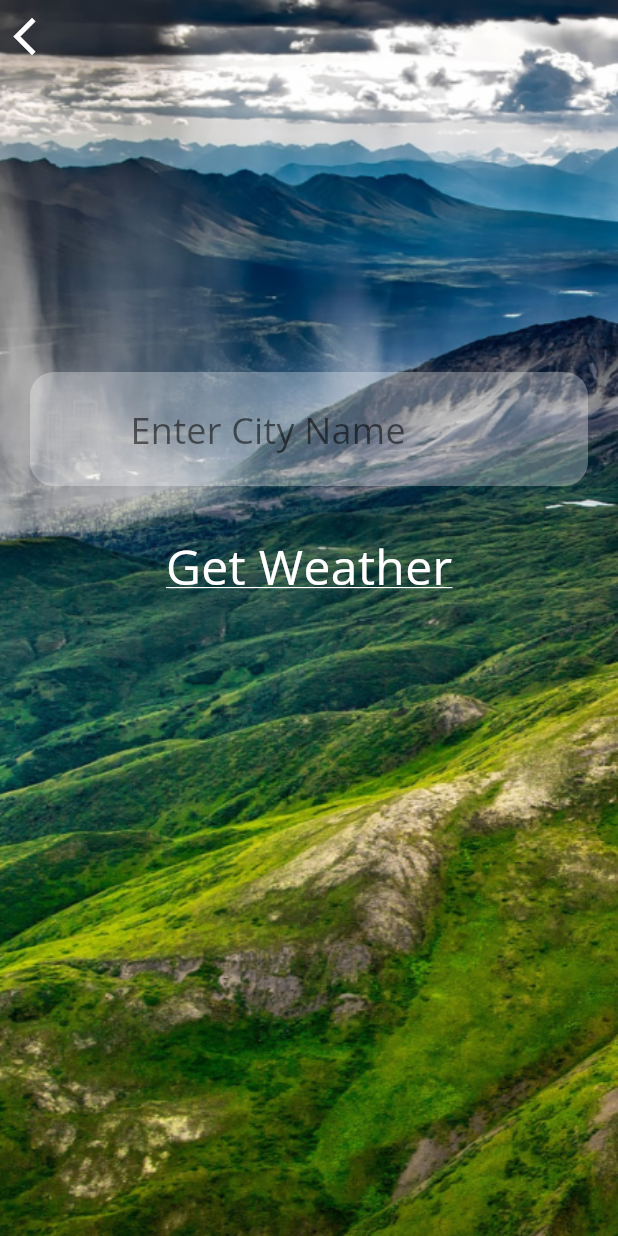
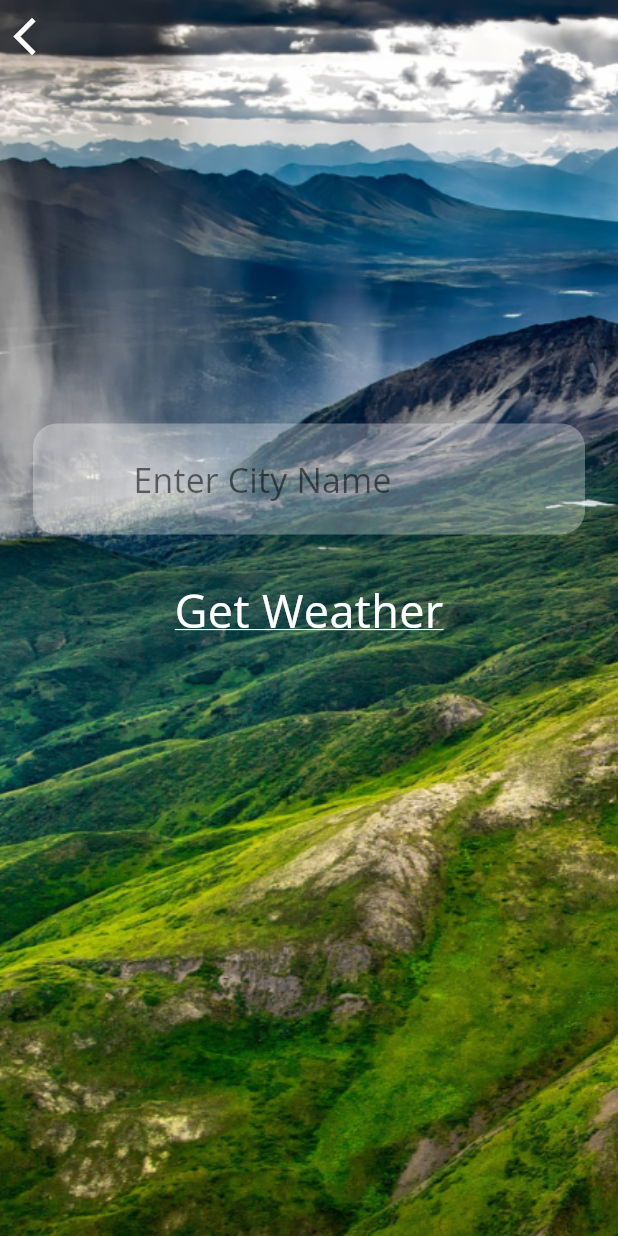
Before and after one commit to AlinaMatsyash/weather_good, a Flutter app: the CityScreen screen opened directly, on a phone screen of 412 x 824 dp. Run offline on Flutter 3.47's test engine with Material 2 defaults, Android fonts, the phone set to English and light mode, and no system bars; our stand-ins replace flutter_screenutil, flutter_spinkit, geolocator, get_storage, google_fonts, google_mobile_ads and 1 more; accounts and stored records are empty; network calls fail.

Commit message:
add marker 2.0

```diff
--- a/lib/banner_inline_page.dart
+++ b/lib/banner_inline_page.dart
@@ -10,13 +10,10 @@ class BannerInlinePage extends StatefulWidget {
 }
 
 class _BannerInlinePageState extends State<BannerInlinePage> {
-  // TODO: Add _kAdIndex
   static final _kAdIndex = 4;
 
-  // TODO: Add a banner ad instance
   BannerAd? _ad;
 
-  // TODO: Add _getDestinationItemIndex()
   int _getDestinationItemIndex(int rawIndex) {
     if (rawIndex >= _kAdIndex && _ad != null) {
       return rawIndex - 1;
@@ -27,7 +24,6 @@ class _BannerInlinePageState extends State<BannerInlinePage> {
   @override
   void initState() {
     super.initState();
-    // TODO: Load a banner ad
     BannerAd(
       adUnitId: AdHelper.bannerAdUnitId,
       size: AdSize.banner,
@@ -50,7 +46,6 @@ class _BannerInlinePageState extends State<BannerInlinePage> {
   @override
   void dispose() {
     _ad?.dispose();
-    // TODO: implement dispose
     super.dispose();
   }
 
--- a/lib/fetch/weather.dart
+++ b/lib/fetch/weather.dart
@@ -6,7 +6,7 @@ import 'package:weather_good/model/weather.dart';
 import 'package:http/http.dart' as http;
 
 String api = 'http://api.weatherapi.com/v1/forecast.json';
-String key = '';
+String key = 'bc5c8117d9064d9ab25135502232301';
 
 class WeatherModel {
   Future<dynamic> getCityWeather(String cityName) async {
--- a/lib/screens/city_screen.dart
+++ b/lib/screens/city_screen.dart
@@ -1,4 +1,5 @@
 import 'package:flutter/material.dart';
+import 'package:flutter_screenutil/flutter_screenutil.dart';
 import 'package:provider/provider.dart';
 import 'package:weather_good/controllers/change_theme.dart';
 
@@ -43,11 +44,11 @@ class _CityScreenState extends State<CityScreen> {
                   ),
                 ),
               ),
-              const SizedBox(
-                height: 200,
+              SizedBox(
+                height: 250.h,
               ),
               Padding(
-                padding: const EdgeInsets.symmetric(horizontal: 20),
+                padding: EdgeInsets.symmetric(horizontal: 20.w),
                 child: Container(
                   decoration: BoxDecoration(
                       color: themeProvider.isDarkMode
@@ -56,7 +57,7 @@ class _CityScreenState extends State<CityScreen> {
                       borderRadius: BorderRadius.circular(16.0)),
                   padding: const EdgeInsets.all(8.0),
                   child: TextField(
-                    style: const TextStyle(color: Colors.white, fontSize: 24),
+                    style: TextStyle(color: Colors.white, fontSize: 24.sp),
                     decoration: InputDecoration(
                       icon: Image.asset('assets/images/city.png'),
                       hintText: 'Enter City Name',
@@ -71,17 +72,17 @@ class _CityScreenState extends State<CityScreen> {
                   ),
                 ),
               ),
-              const SizedBox(
-                height: 30,
+              SizedBox(
+                height: 30.h,
               ),
               InkWell(
                 onTap: () {
                   Navigator.pop(context, cityName);
                 },
-                child: const Text(
+                child: Text(
                   'Get Weather',
                   style: TextStyle(
-                      fontSize: 32,
+                      fontSize: 32.sp,
                       decoration: TextDecoration.underline,
                       color: Colors.white),
                 ),
--- a/pubspec.yaml
+++ b/pubspec.yaml
@@ -17,7 +17,7 @@ publish_to: 'none' # Remove this line if you wish to publish to pub.dev
 # https://developer.apple.com/library/archive/documentation/General/Reference/InfoPlistKeyReference/Articles/CoreFoundationKeys.html
 # In Windows, build-name is used as the major, minor, and patch parts
 # of the product and file versions while build-number is used as the build suffix.
-version: 1.0.0+1
+version: 1.1.0+2
 
 environment:
   sdk: '>=2.18.6 <3.0.0'
@@ -46,6 +46,7 @@ dependencies:
   provider: ^6.0.5
   lottie: ^2.2.0
   google_mobile_ads: ^1.2.0
+  flutter_screenutil: ^5.6.1
 
 dev_dependencies:
   flutter_launcher_icons: ^0.11.0
```
Also changed, not shown: lib/main.dart (+8 -0 lines), lib/screens/location_screen.dart (+77 -62 lines), pubspec.lock, 1 other file.
